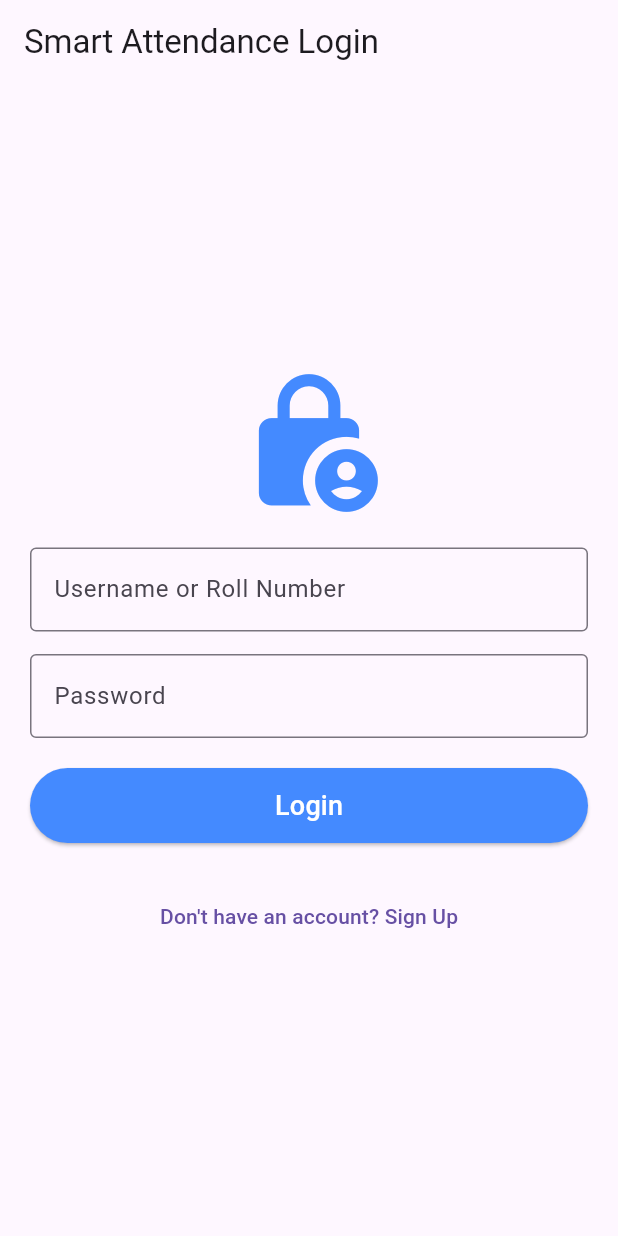
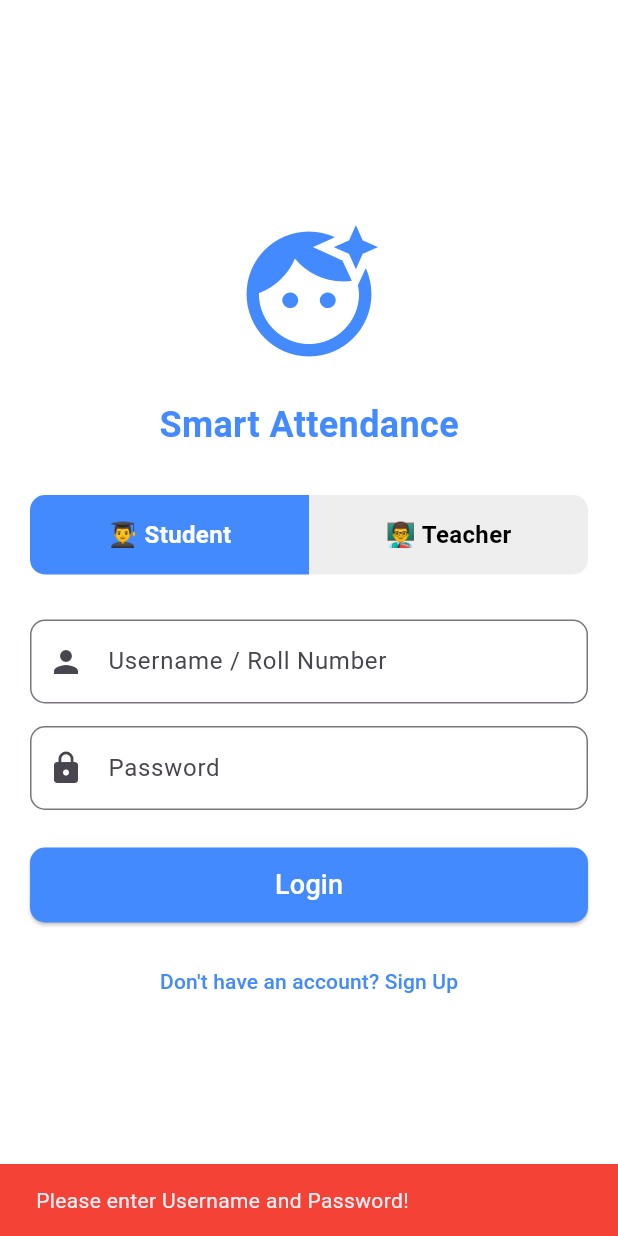
Before and after one commit to MustafaAhmed2614/Smart-Attendance-System-FYP, a Flutter app: the screen it shows after launch, after a tap on "Login", on a phone screen of 412 x 824 dp. Run offline on Flutter 3.47's test engine with Material 3 defaults, Android fonts, the phone set to English and light mode, and no system bars; our stand-ins replace image_picker.

Commit message:
update-login-student-teacher

```diff
--- a/mobile_app/lib/screens/login_screen.dart
+++ b/mobile_app/lib/screens/login_screen.dart
@@ -1,13 +1,10 @@
 import 'package:flutter/material.dart';
-import 'package:fyp_app/constants.dart';
-import 'package:fyp_app/screens/home_screen.dart';
-import 'package:fyp_app/screens/student_dashboard.dart';
 import 'package:http/http.dart' as http;
+import 'dart:convert';
+import '../constants.dart';
+import 'student_dashboard.dart';
+import 'teacher_dashboard.dart';
 import 'signup_screen.dart';
-import 'dart:convert';
-import 'teacher_dashboard.dart';
-import '../constants.dart'; // Shuru mein 2 dots (..) aur ek slash Teacher ki screen
-// import 'main.dart'; // Agar aapki purani main screen ka naam kuch aur hai toh yahan link karein
 
 class LoginScreen extends StatefulWidget {
   @override
@@ -15,42 +12,58 @@ class LoginScreen extends StatefulWidget {
 }
 
 class _LoginScreenState extends State<LoginScreen> {
-  // Yahan apna FastAPI wala IP address lagayen
-  final String backendUrl = AppConfig.backendUrl;
-
   final TextEditingController usernameController = TextEditingController();
   final TextEditingController passwordController = TextEditingController();
+
   bool isLoading = false;
 
+  // 🚀 By default "student" select hoga
+  String selectedRole = 'student';
+
   Future<void> loginUser() async {
+    if (usernameController.text.isEmpty || passwordController.text.isEmpty) {
+      ScaffoldMessenger.of(context).showSnackBar(
+        SnackBar(
+          content: Text("Please enter Username and Password!"),
+          backgroundColor: Colors.red,
+        ),
+      );
+      return;
+    }
+
     setState(() {
       isLoading = true;
     });
 
     try {
       final response = await http.post(
-        Uri.parse('$backendUrl/login/'),
+        Uri.parse('${AppConfig.backendUrl}/login/'),
         headers: {"Content-Type": "application/json"},
+        // Hum backend ko role bhi bhej rahe hain
         body: jsonEncode({
           "username": usernameController.text,
           "password": passwordController.text,
+          "role": selectedRole,
         }),
       );
 
       final data = jsonDecode(response.body);
 
       if (data['status'] == 'Success') {
-        // Agar Teacher login kare:
-        if (data['role'] == 'teacher') {
+        ScaffoldMessenger.of(context).showSnackBar(
+          SnackBar(
+            content: Text("Login Successful!"),
+            backgroundColor: Colors.green,
+          ),
+        );
+
+        // 🚀 Role ke hisaab se Dashboard open karein
+        if (selectedRole == 'teacher') {
           Navigator.pushReplacement(
             context,
-            MaterialPageRoute(builder: (context) => HomeScreen()),
-            // Note: Agar aap Teacher ko direct Home Screen par bhejna chahte hain, toh 'TeacherDashboard()' ki jagah apni purani screen ka naam likhein.
+            MaterialPageRoute(builder: (context) => TeacherDashboard()),
           );
-        }
-        // Agar Student login kare:
-        else if (data['role'] == 'student') {
-          // Abhi humne Student screen banani hai, filhal ek dummy message dikha dete hain
+        } else {
           Navigator.pushReplacement(
             context,
             MaterialPageRoute(
@@ -60,13 +73,18 @@ class _LoginScreenState extends State<LoginScreen> {
           );
         }
       } else {
-        // Password ya Username galat hone par error
         ScaffoldMessenger.of(context).showSnackBar(
           SnackBar(content: Text(data['message']), backgroundColor: Colors.red),
         );
       }
     } catch (e) {
       print("Login Error: $e");
+      ScaffoldMessenger.of(context).showSnackBar(
+        SnackBar(
+          content: Text("Connection Error!"),
+          backgroundColor: Colors.red,
+        ),
+      );
     } finally {
       setState(() {
         isLoading = false;
@@ -77,31 +95,124 @@ class _LoginScreenState extends State<LoginScreen> {
   @override
   Widget build(BuildContext context) {
     return Scaffold(
-      appBar: AppBar(title: Text('Smart Attendance Login')),
-      body: Padding(
-        padding: const EdgeInsets.all(20.0),
+      backgroundColor: Colors.white,
+      body: Center(
+        child: SingleChildScrollView(
+          padding: EdgeInsets.all(20),
           child: Column(
             mainAxisAlignment: MainAxisAlignment.center,
             children: [
-            Icon(Icons.lock_person, size: 100, color: Colors.blueAccent),
+              // App Logo ya Icon
+              Icon(
+                Icons.face_retouching_natural,
+                size: 100,
+                color: Colors.blueAccent,
+              ),
               SizedBox(height: 20),
+              Text(
+                "Smart Attendance",
+                style: TextStyle(
+                  fontSize: 24,
+                  fontWeight: FontWeight.bold,
+                  color: Colors.blueAccent,
+                ),
+              ),
+              SizedBox(height: 30),
+
+              // 🚀 STUDENT AUR TEACHER KA TOGGLE BUTTON
+              Row(
+                mainAxisAlignment: MainAxisAlignment.center,
+                children: [
+                  Expanded(
+                    child: GestureDetector(
+                      onTap: () => setState(() => selectedRole = 'student'),
+                      child: Container(
+                        padding: EdgeInsets.symmetric(vertical: 15),
+                        decoration: BoxDecoration(
+                          // Agar student select hai toh blue, warna grey
+                          color: selectedRole == 'student'
+                              ? Colors.blueAccent
+                              : Colors.grey[200],
+                          borderRadius: BorderRadius.only(
+                            topLeft: Radius.circular(10),
+                            bottomLeft: Radius.circular(10),
+                          ),
+                        ),
+                        child: Center(
+                          child: Text(
+                            "👨‍🎓 Student",
+                            style: TextStyle(
+                              color: selectedRole == 'student'
+                                  ? Colors.white
+                                  : Colors.black,
+                              fontWeight: FontWeight.bold,
+                              fontSize: 16,
+                            ),
+                          ),
+                        ),
+                      ),
+                    ),
+                  ),
+                  Expanded(
+                    child: GestureDetector(
+                      onTap: () => setState(() => selectedRole = 'teacher'),
+                      child: Container(
+                        padding: EdgeInsets.symmetric(vertical: 15),
+                        decoration: BoxDecoration(
+                          // Agar teacher select hai toh blue, warna grey
+                          color: selectedRole == 'teacher'
+                              ? Colors.blueAccent
+                              : Colors.grey[200],
+                          borderRadius: BorderRadius.only(
+                            topRight: Radius.circular(10),
+                            bottomRight: Radius.circular(10),
+                          ),
+                        ),
+                        child: Center(
+                          child: Text(
+                            "👨‍🏫 Teacher",
+                            style: TextStyle(
+                              color: selectedRole == 'teacher'
+                                  ? Colors.white
+                                  : Colors.black,
+                              fontWeight: FontWeight.bold,
+                              fontSize: 16,
+                            ),
+                          ),
+                        ),
+                      ),
+                    ),
+                  ),
+                ],
+              ),
+              SizedBox(height: 30),
+
+              // Username aur Password fields
               TextField(
                 controller: usernameController,
                 decoration: InputDecoration(
-                labelText: 'Username or Roll Number',
-                border: OutlineInputBorder(),
+                  labelText: 'Username / Roll Number',
+                  prefixIcon: Icon(Icons.person),
+                  border: OutlineInputBorder(
+                    borderRadius: BorderRadius.circular(10),
+                  ),
                 ),
               ),
               SizedBox(height: 15),
               TextField(
                 controller: passwordController,
-              obscureText: true, // Password chupane ke liye
+                obscureText: true,
                 decoration: InputDecoration(
                   labelText: 'Password',
-                border: OutlineInputBorder(),
+                  prefixIcon: Icon(Icons.lock),
+                  border: OutlineInputBorder(
+                    borderRadius: BorderRadius.circular(10),
                   ),
                 ),
-            SizedBox(height: 20),
+              ),
+              SizedBox(height: 25),
+
+              // Login Button
               isLoading
                   ? CircularProgressIndicator()
                   : ElevatedButton(
@@ -109,26 +220,33 @@ class _LoginScreenState extends State<LoginScreen> {
                       style: ElevatedButton.styleFrom(
                         minimumSize: Size(double.infinity, 50),
                         backgroundColor: Colors.blueAccent,
+                        shape: RoundedRectangleBorder(
+                          borderRadius: BorderRadius.circular(10),
+                        ),
                       ),
                       child: Text(
                         'Login',
                         style: TextStyle(fontSize: 18, color: Colors.white),
                       ),
                     ),
+
               SizedBox(height: 15),
-            // Login button ke baad yeh lagayen:
-            SizedBox(height: 10),
+
+              // Signup Navigation
               TextButton(
                 onPressed: () {
-                // Signup Screen par le kar jaye
                   Navigator.push(
                     context,
                     MaterialPageRoute(builder: (context) => SignupScreen()),
                   );
                 },
-              child: Text("Don't have an account? Sign Up"),
+                child: Text(
+                  "Don't have an account? Sign Up",
+                  style: TextStyle(color: Colors.blueAccent),
+                ),
               ),
             ],
+          ),
         ),
       ),
     );
```
Lines whose indentation alone changed are shown as unchanged.
